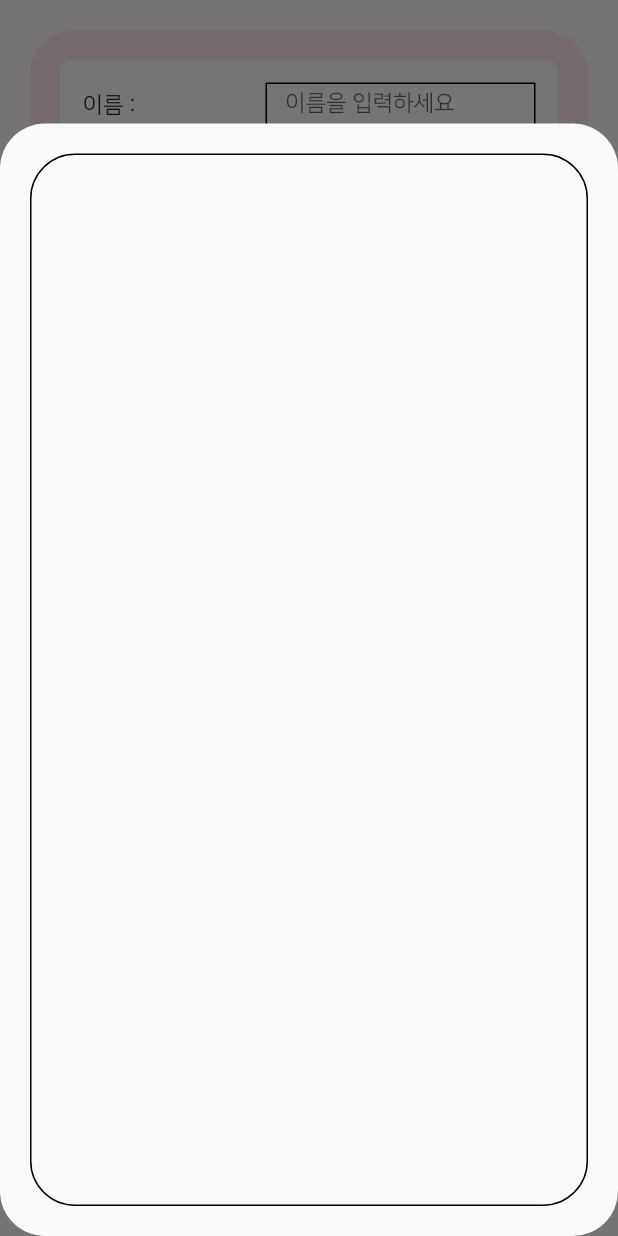
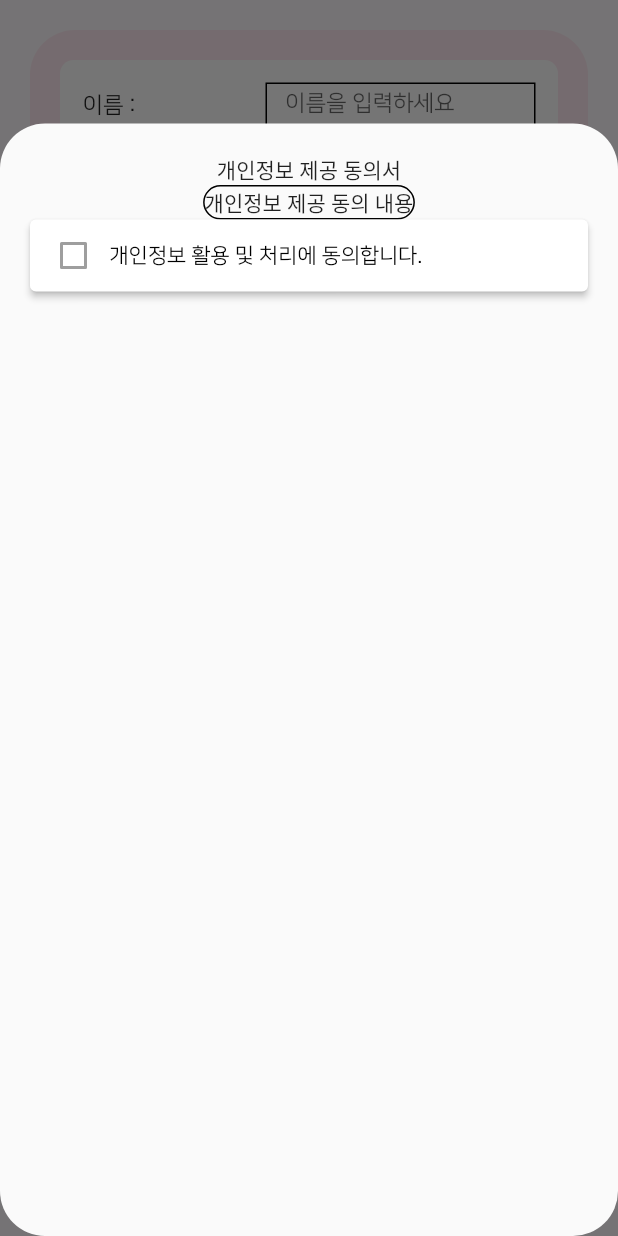
Before and after one commit to BeomyoonHeo/ggamf_front, a Flutter app: the JoinUserPage screen opened by its route, after a tap on "개인정보 활용 및 처리에 동의합니다.", on a phone screen of 412 x 824 dp. Run offline on Flutter 3.47's test engine with Material 2 defaults, Android fonts, the phone set to English and light mode, and no system bars; our stand-ins replace flutter_svg, google_fonts; project files that could hold a hidden picture were left out.

Commit message:
모달창 stateful 적용 완료

```diff
--- a/lib/views/pages/join_user/components/agreement_provision_of_personal_information.dart
+++ /dev/null
@@ -1,68 +0,0 @@
-import 'package:flutter/material.dart';
-
-class AgreementProvisionOfPersonalInformation extends StatefulWidget {
-  const AgreementProvisionOfPersonalInformation({
-    Key? key,
-  }) : super(key: key);
-
-  @override
-  State<AgreementProvisionOfPersonalInformation> createState() =>
-      _AgreementProvisionOfPersonalInformationState();
-}
-
-class _AgreementProvisionOfPersonalInformationState
-    extends State<AgreementProvisionOfPersonalInformation> {
-  @override
-  Widget build(BuildContext context) {
-    final size = MediaQuery.of(context).size;
-    return Container(
-      decoration: BoxDecoration(
-          color: Colors.white, borderRadius: BorderRadius.circular(9)),
-      padding: EdgeInsets.all(15),
-      child: ElevatedButton(
-        onPressed: () {
-          showModalBottomSheet(
-            context: context,
-            isScrollControlled: true,
-            shape:
-                RoundedRectangleBorder(borderRadius: BorderRadius.circular(30)),
-            builder: (context) {
-              return Container(
-                height: size.height * 0.9,
-                child: Padding(
-                  padding: const EdgeInsets.all(20),
-                  child: Container(
-                    decoration: BoxDecoration(
-                      border: Border.all(width: 1),
-                      borderRadius: BorderRadius.circular(30),
-                    ),
-                  ),
-                ),
-              );
-            },
-          );
-        },
-        child: Row(
-          children: [
-            Checkbox(
-              value: false,
-              onChanged: null,
-            ),
-            Text(
-              '개인정보 활용 및 처리에 동의합니다.',
-              style: TextStyle(fontFamily: 'NanumSquare', fontSize: 14),
-            ),
-          ],
-        ),
-        style: ButtonStyle(
-            padding: MaterialStatePropertyAll(
-              EdgeInsets.symmetric(
-                horizontal: 5,
-              ),
-            ),
-            backgroundColor: MaterialStatePropertyAll(Colors.white),
-            foregroundColor: MaterialStatePropertyAll(Colors.black)),
-      ),
-    );
-  }
-}
--- /dev/null
+++ b/lib/views/pages/join_user/components/agreement_provision_of_personal_information_modal.dart
@@ -0,0 +1,114 @@
+import 'package:flutter/material.dart';
+
+class AgreementProvisionOfPersonalInformationModal extends StatefulWidget {
+  const AgreementProvisionOfPersonalInformationModal({
+    Key? key,
+  }) : super(key: key);
+
+  @override
+  State<AgreementProvisionOfPersonalInformationModal> createState() =>
+      _AgreementProvisionOfPersonalInformationModalState();
+}
+
+class _AgreementProvisionOfPersonalInformationModalState
+    extends State<AgreementProvisionOfPersonalInformationModal> {
+  bool isChecked = false;
+
+  @override
+  Widget build(BuildContext context) {
+    final size = MediaQuery.of(context).size;
+
+    return Container(
+      decoration: BoxDecoration(
+          color: Colors.white, borderRadius: BorderRadius.circular(9)),
+      padding: EdgeInsets.all(15),
+      child: ElevatedButton(
+        onPressed: () {
+          showModalBottomSheet(
+            context: context,
+            isScrollControlled: true,
+            shape:
+                RoundedRectangleBorder(borderRadius: BorderRadius.circular(30)),
+            builder: (BuildContext context) {
+              return StatefulBuilder(
+                  builder: (BuildContext context, builderSetState) {
+                return Container(
+                  height: size.height * 0.9,
+                  child: Padding(
+                    padding: const EdgeInsets.all(20),
+                    child: Column(
+                      children: [
+                        Text('개인정보 제공 동의서'),
+                        Container(
+                          decoration: BoxDecoration(
+                            border: Border.all(width: 1),
+                            borderRadius: BorderRadius.circular(30),
+                          ),
+                          child: Text('개인정보 제공 동의 내용'),
+                        ),
+                        ElevatedButton(
+                          onPressed: () {
+                            builderSetState(() {
+                              setState(() {
+                                isChecked = !isChecked;
+                              });
+                            });
+                          },
+                          child: Row(
+                            children: [
+                              Checkbox(
+                                value: isChecked,
+                                onChanged: null,
+                              ),
+                              Text(
+                                '개인정보 활용 및 처리에 동의합니다.',
+                                style: TextStyle(
+                                    fontFamily: 'NanumSquare', fontSize: 14),
+                              ),
+                            ],
+                          ),
+                          style: ButtonStyle(
+                            padding: MaterialStatePropertyAll(
+                              EdgeInsets.symmetric(
+                                horizontal: 5,
+                              ),
+                            ),
+                            backgroundColor:
+                                MaterialStatePropertyAll(Colors.white),
+                            foregroundColor:
+                                MaterialStatePropertyAll(Colors.black),
+                          ),
+                        ),
+                      ],
+                    ),
+                  ),
+                );
+              });
+            },
+          );
+        },
+        child: Row(
+          children: [
+            Checkbox(
+              value: isChecked,
+              onChanged: null,
+            ),
+            Text(
+              '개인정보 활용 및 처리에 동의합니다.',
+              style: TextStyle(fontFamily: 'NanumSquare', fontSize: 14),
+            ),
+          ],
+        ),
+        style: ButtonStyle(
+          padding: MaterialStatePropertyAll(
+            EdgeInsets.symmetric(
+              horizontal: 5,
+            ),
+          ),
+          backgroundColor: MaterialStatePropertyAll(Colors.white),
+          foregroundColor: MaterialStatePropertyAll(Colors.black),
+        ),
+      ),
+    );
+  }
+}
--- a/lib/views/pages/join_user/join_user_page.dart
+++ b/lib/views/pages/join_user/join_user_page.dart
@@ -1,6 +1,6 @@
 import 'package:flutter/material.dart';
 import 'package:ggamf_front/core/color.dart';
-import 'package:ggamf_front/views/pages/join_user/components/agreement_provision_of_personal_information.dart';
+import 'package:ggamf_front/views/pages/join_user/components/agreement_provision_of_personal_information_modal.dart';
 import 'package:ggamf_front/views/pages/join_user/components/certification_number_button.dart';
 import 'package:ggamf_front/views/pages/join_user/components/confirm_join_user_button.dart';
 import 'package:ggamf_front/views/pages/join_user/components/email_dropdown_button.dart';
@@ -47,7 +47,7 @@ class JoinUserPage extends StatelessWidget {
                   SizedBox(height: 10),
                   EmailDropdownButton(),
                   SizedBox(height: 10),
-                  AgreementProvisionOfPersonalInformation(),
+                  AgreementProvisionOfPersonalInformationModal(),
                   SizedBox(height: 10),
                   ConfirmJoinUserButton(),
                 ],
```
